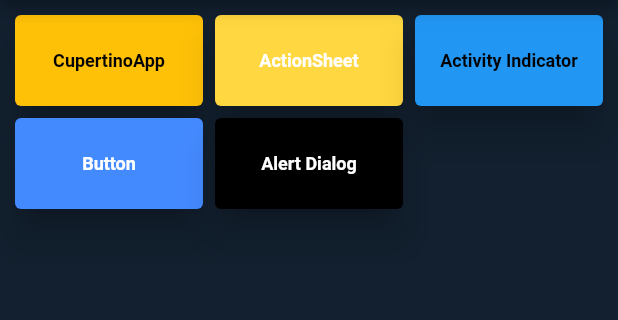
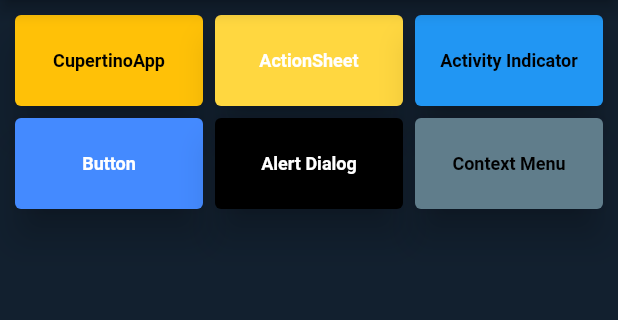
Before and after one commit to erdemgocen44/Flutter-Cupertino-Widget, a Flutter app: the screen it shows after launch, on a phone screen of 412 x 824 dp, the part 84-404 px from its top. Run offline on Flutter 3.47's test engine with Material 2 defaults, Android fonts, the phone set to English and light mode, and no system bars.

Commit message:
cupertino context menu start

```diff
--- a/lib/core/buttons.dart
+++ b/lib/core/buttons.dart
@@ -32,4 +32,10 @@ List<Widget> buttons = [
     onprimary: Colors.white,
     rota: '/alert',
   ),
+  CustomElevatedButton(
+    yazi: 'Context Menu',
+    primary: Colors.blueGrey,
+    onprimary: Colors.black,
+    rota: '/context',
+  ),
 ];
--- a/lib/core/rotes.dart
+++ b/lib/core/rotes.dart
@@ -2,6 +2,7 @@ import 'package:flutter/material.dart';
 import 'package:flutter_cupertino_widgets/widgets/activity_indicator.dart';
 import 'package:flutter_cupertino_widgets/widgets/alert_dialog_home.dart';
 import 'package:flutter_cupertino_widgets/widgets/button_home.dart';
+import 'package:flutter_cupertino_widgets/widgets/context_menu_home.dart';
 import 'package:flutter_cupertino_widgets/widgets/cupertino_action_sheet_action_home.dart';
 import 'package:flutter_cupertino_widgets/widgets/starting_page.dart';
 
@@ -11,4 +12,5 @@ var rotalar = <String, WidgetBuilder>{
   "/activity": (context) => const ActivityIndicatorHome(),
   "/alert": (context) => const AlertDialogHome(),
   "/button": (context) => const ButtonHome(),
+  "/context": (context) => const ContextMenuHome(),
 };
```
Also changed, not shown: lib/widgets/context_menu_home.dart (+20 -0 lines).
